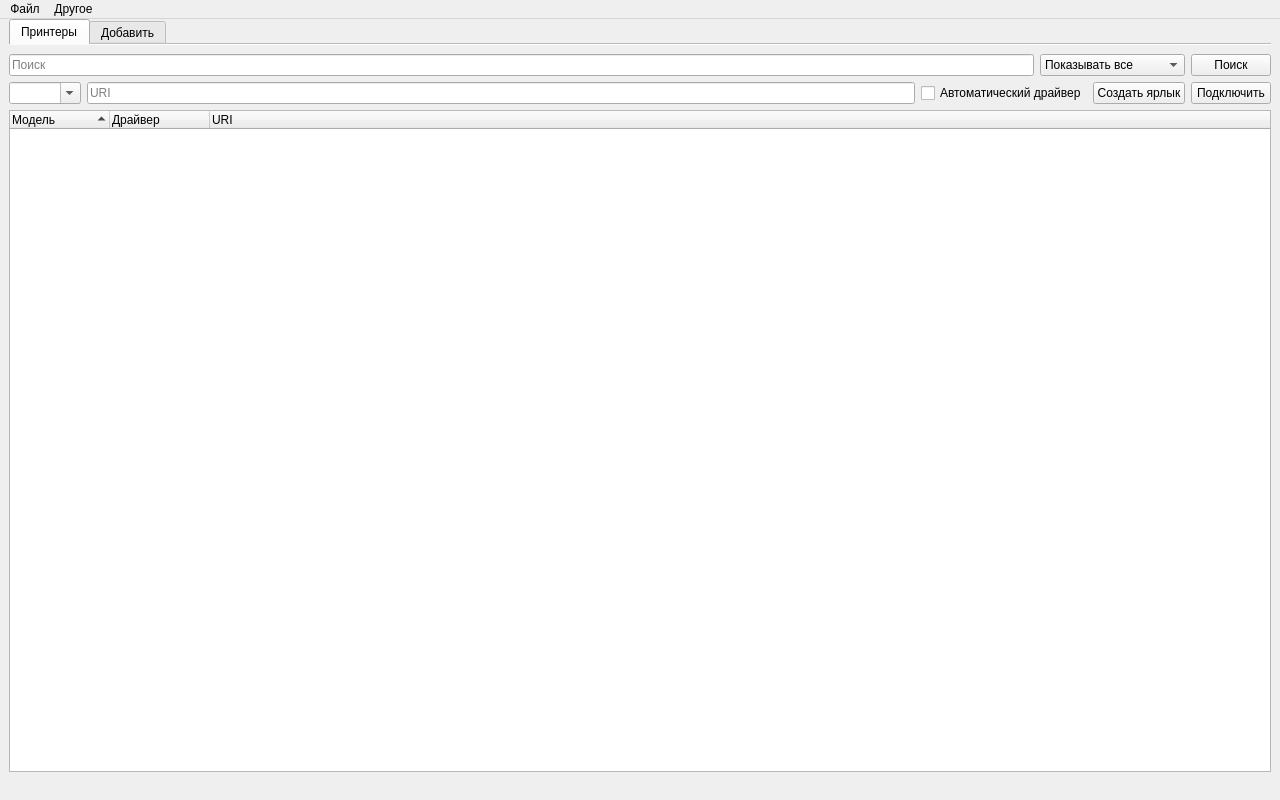
First picture: the form in forms/main_window.ui, repository Communist02/CUPS, before the edit.
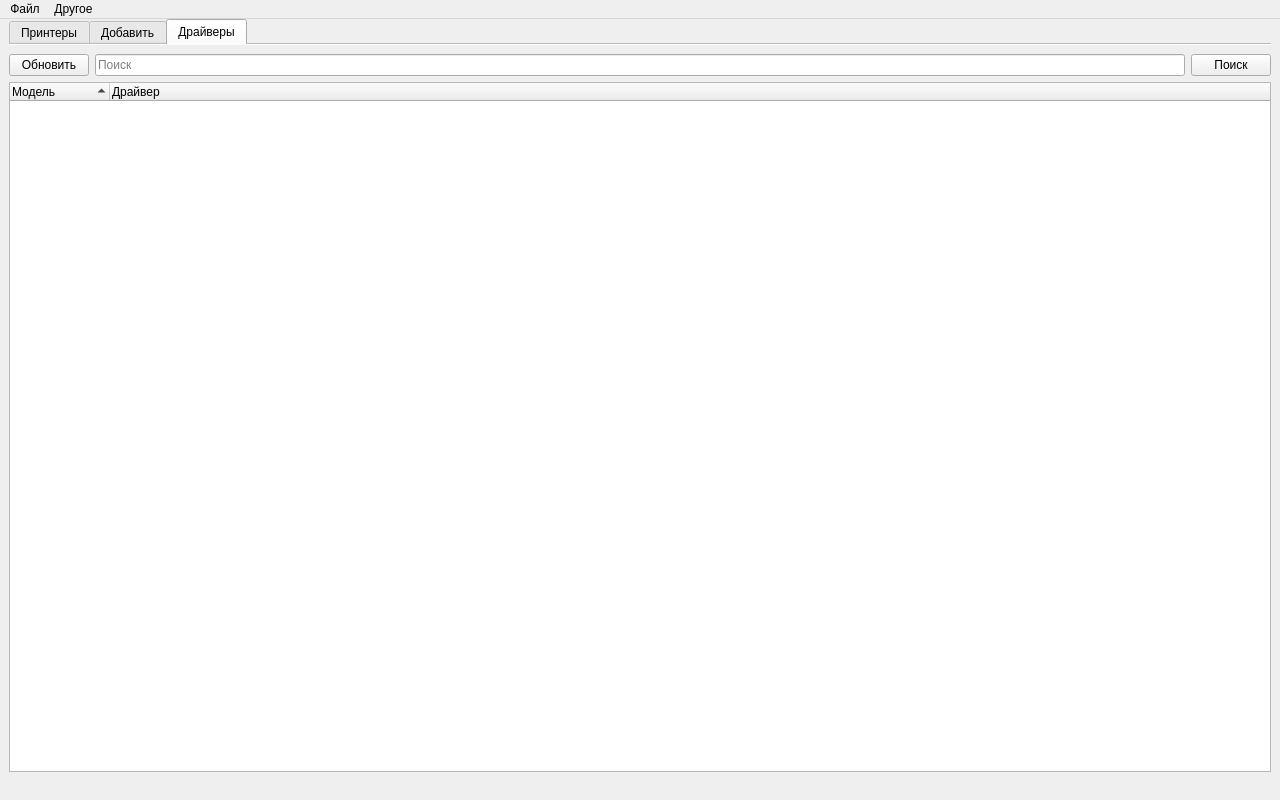
Second picture: the form after the edit. The open tabs and pages were chosen to show the change. Icons and pictures are not drawn.

The edit to the form file:
```diff
--- a/forms/main_window.ui
+++ b/forms/main_window.ui
@@ -141,7 +141,7 @@
           </property>
           <column>
            <property name="text">
-            <string>Модель</string>
+            <string>Имя</string>
            </property>
           </column>
           <column>
@@ -271,6 +271,70 @@
         </item>
        </layout>
       </widget>
+      <widget class="QWidget" name="tab_drivers">
+       <attribute name="icon">
+        <iconset theme="applications-development"/>
+       </attribute>
+       <attribute name="title">
+        <string>Драйверы</string>
+       </attribute>
+       <layout class="QVBoxLayout" name="verticalLayout_5">
+        <property name="leftMargin">
+         <number>0</number>
+        </property>
+        <property name="rightMargin">
+         <number>0</number>
+        </property>
+        <item>
+         <layout class="QHBoxLayout" name="horizontalLayout_6">
+          <item>
+           <widget class="QPushButton" name="pushButton_drivers_update">
+            <property name="text">
+             <string>Обновить</string>
+            </property>
+           </widget>
+          </item>
+          <item>
+           <widget class="QLineEdit" name="lineEdit_drivers_search">
+            <property name="placeholderText">
+             <string>Поиск</string>
+            </property>
+           </widget>
+          </item>
+          <item>
+           <widget class="QPushButton" name="pushButton_drivers_search">
+            <property name="text">
+             <string>Поиск</string>
+            </property>
+           </widget>
+          </item>
+         </layout>
+        </item>
+        <item>
+         <widget class="QTreeWidget" name="treeWidget_drivers">
+          <property name="contextMenuPolicy">
+           <enum>Qt::ContextMenuPolicy::CustomContextMenu</enum>
+          </property>
+          <property name="rootIsDecorated">
+           <bool>false</bool>
+          </property>
+          <property name="sortingEnabled">
+           <bool>true</bool>
+          </property>
+          <column>
+           <property name="text">
+            <string>Модель</string>
+           </property>
+          </column>
+          <column>
+           <property name="text">
+            <string>Драйвер</string>
+           </property>
+          </column>
+         </widget>
+        </item>
+       </layout>
+      </widget>
      </widget>
     </item>
    </layout>
```
